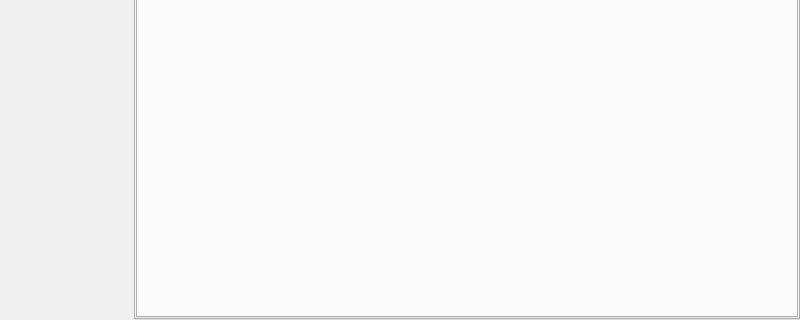
The window that src/wayland/formMainWindow_wl.ui (vkohaupt/vokoscreenNG) describes before a commit, drawn with Qt 5; both pictures show x 0 to 800 and y 194 to 514 of the 800 by 514 pixel window.
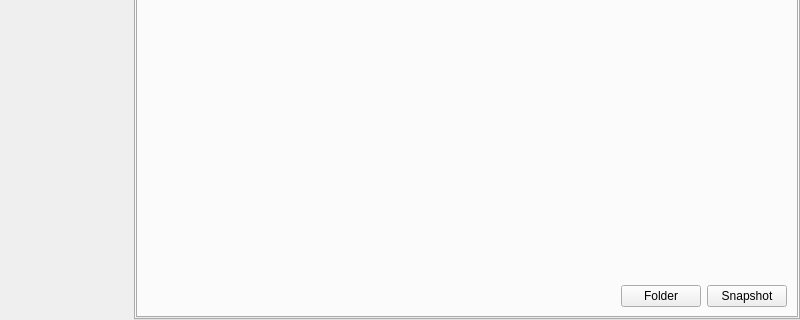
The same window after the commit. The open tabs and pages were chosen to show the change. Icons and pictures are not drawn.

Commit message: Wayland: Snapshot

```diff
--- a/src/wayland/formMainWindow_wl.ui
+++ b/src/wayland/formMainWindow_wl.ui
@@ -1886,6 +1886,37 @@
                 </property>
                </spacer>
               </item>
+              <item>
+               <layout class="QHBoxLayout" name="horizontalLayout_14">
+                <item>
+                 <spacer name="horizontalSpacer_8">
+                  <property name="orientation">
+                   <enum>Qt::Horizontal</enum>
+                  </property>
+                  <property name="sizeHint" stdset="0">
+                   <size>
+                    <width>40</width>
+                    <height>20</height>
+                   </size>
+                  </property>
+                 </spacer>
+                </item>
+                <item>
+                 <widget class="QPushButton" name="pushButton_snapshot_open_folder">
+                  <property name="text">
+                   <string>Folder</string>
+                  </property>
+                 </widget>
+                </item>
+                <item>
+                 <widget class="QPushButton" name="pushButtonSnapshot">
+                  <property name="text">
+                   <string notr="true">Snapshot</string>
+                  </property>
+                 </widget>
+                </item>
+               </layout>
+              </item>
              </layout>
             </widget>
            </widget>
```
Left out of the diff: 8 changed lines with no effect on the pictures. The commit also changes 2 other files.
